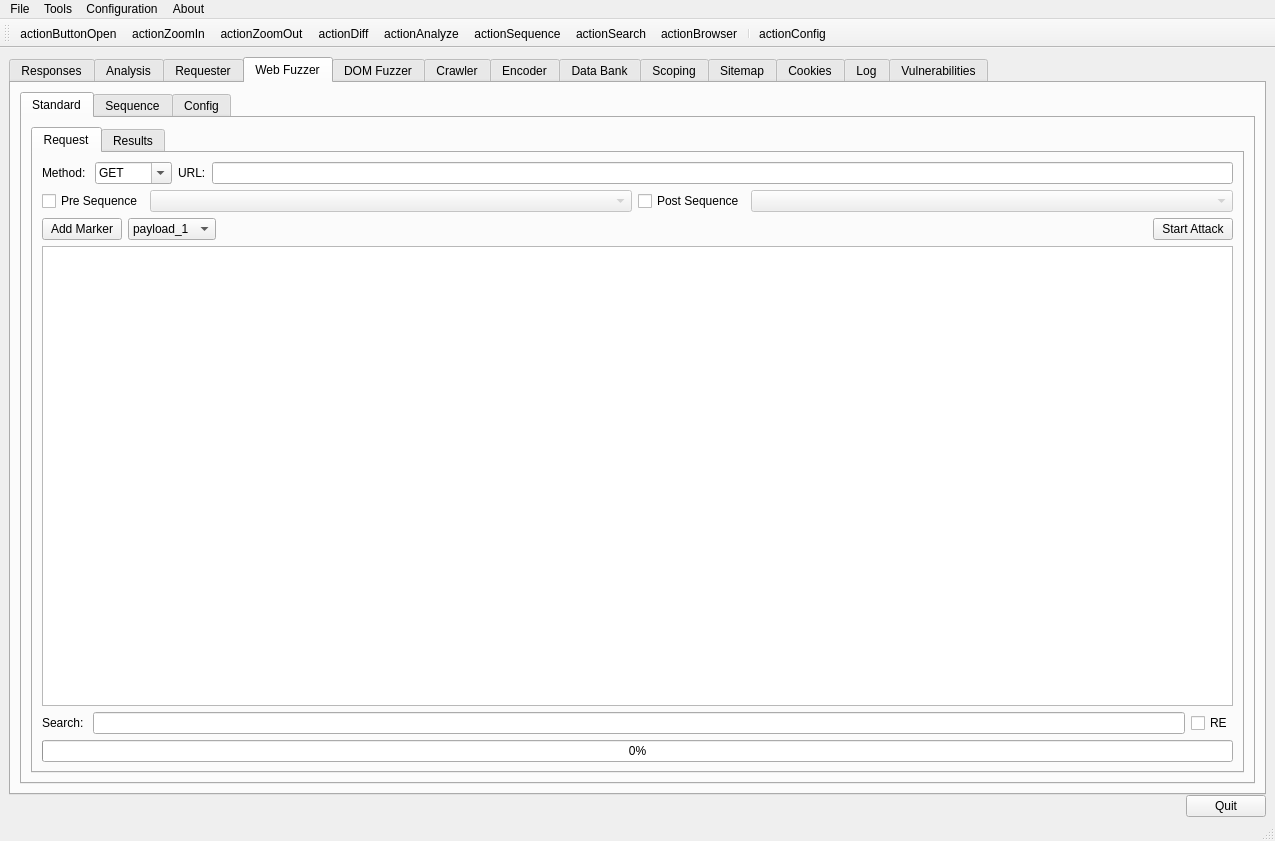
Before: the Qt Designer form ui/RaftMain.ui in Averroes/raft, drawn with Qt 5.
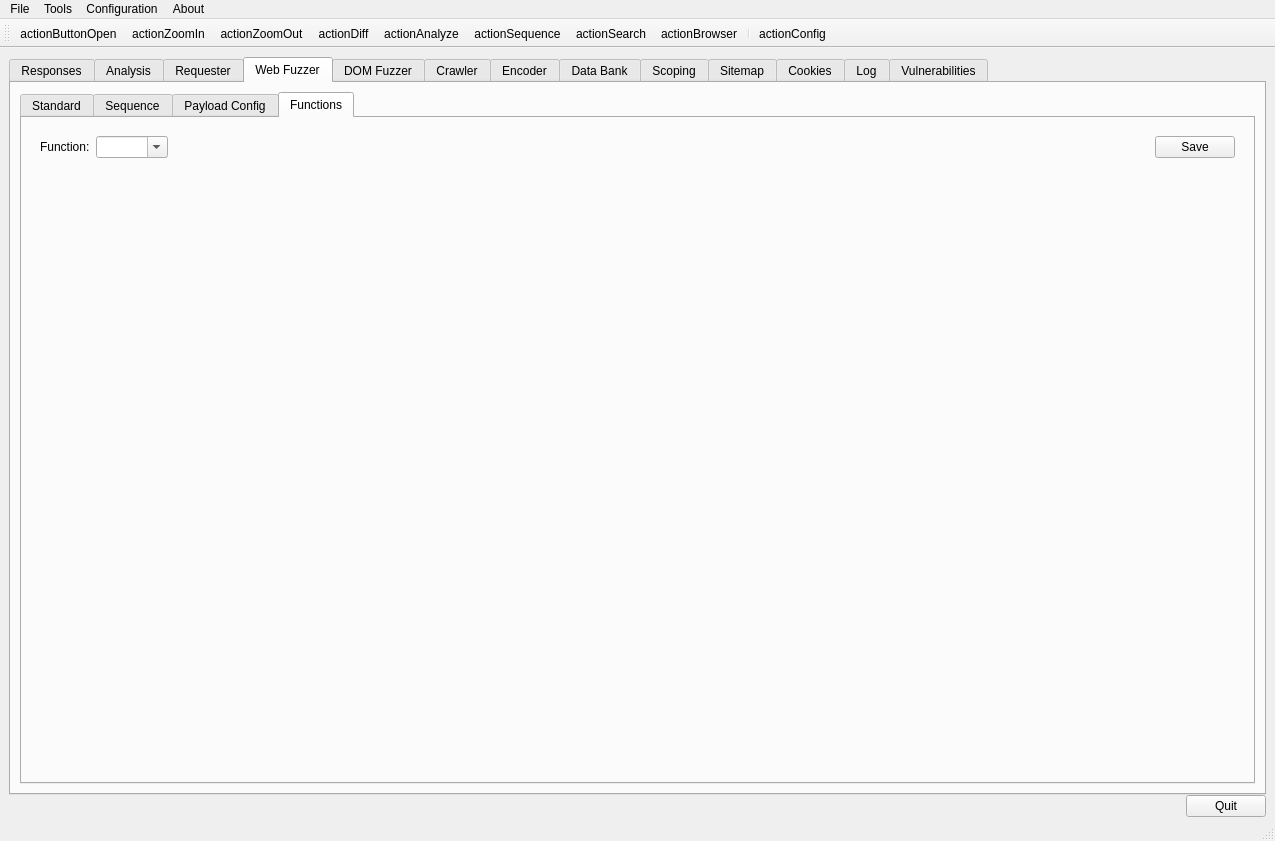
After: the same form once the commit is applied. The open tabs and pages were chosen to show the change. Icons and pictures are not drawn.

Commit message: First pass of function support for fuzz templates

Diff of the .ui file:
```diff
--- a/ui/RaftMain.ui
+++ b/ui/RaftMain.ui
@@ -954,7 +954,7 @@
           </widget>
           <widget class="QWidget" name="tab_18">
            <attribute name="title">
-            <string>Config</string>
+            <string>Payload Config</string>
            </attribute>
            <layout class="QVBoxLayout" name="verticalLayout_57">
             <item>
@@ -1284,6 +1284,60 @@
             </item>
            </layout>
           </widget>
+          <widget class="QWidget" name="wfFunctionsTab">
+           <attribute name="title">
+            <string>Functions</string>
+           </attribute>
+           <layout class="QVBoxLayout" name="verticalLayout_63">
+            <item>
+             <widget class="QWidget" name="widget" native="true">
+              <layout class="QVBoxLayout" name="verticalLayout_62">
+               <item>
+                <layout class="QHBoxLayout" name="horizontalLayout_33">
+                 <item>
+                  <widget class="QLabel" name="label_50">
+                   <property name="text">
+                    <string>Function:</string>
+                   </property>
+                  </widget>
+                 </item>
+                 <item>
+                  <widget class="QComboBox" name="wfFunctionsComboBox">
+                   <property name="editable">
+                    <bool>true</bool>
+                   </property>
+                  </widget>
+                 </item>
+                 <item>
+                  <spacer name="horizontalSpacer_20">
+                   <property name="orientation">
+                    <enum>Qt::Horizontal</enum>
+                   </property>
+                   <property name="sizeHint" stdset="0">
+                    <size>
+                     <width>40</width>
+                     <height>20</height>
+                    </size>
+                   </property>
+                  </spacer>
+                 </item>
+                 <item>
+                  <widget class="QPushButton" name="wfFunctionsSaveButton">
+                   <property name="text">
+                    <string>Save</string>
+                   </property>
+                  </widget>
+                 </item>
+                </layout>
+               </item>
+               <item>
+                <widget class="QWidget" name="wfFunctionsEditPlaceholder" native="true"/>
+               </item>
+              </layout>
+             </widget>
+            </item>
+           </layout>
+          </widget>
          </widget>
         </item>
        </layout>
```
The commit also changes 4 other files.
